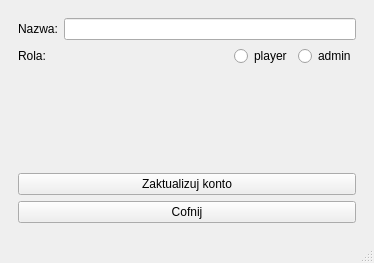
First picture: the form in mainwindow.ui, repository WojciechLarecki/Puzzler, before the edit.
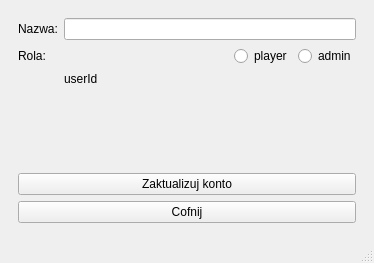
Second picture: the form after the edit. The open tabs and pages were chosen to show the change.

Commit message: Add user update feature.

```diff
--- a/mainwindow.ui
+++ b/mainwindow.ui
@@ -259,6 +259,13 @@
             </property>
            </widget>
           </item>
+          <item row="2" column="1">
+           <widget class="QLabel" name="userIdUpdateAccountLabel">
+            <property name="text">
+             <string>userId</string>
+            </property>
+           </widget>
+          </item>
          </layout>
         </item>
         <item>
```
Left out of the diff: 4 changed lines with no effect on the pictures. The commit also changes 2 other files.
